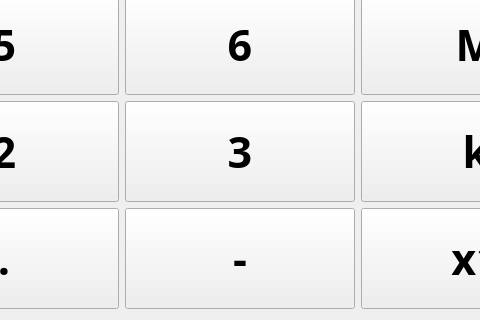
Before: the Qt Designer form Qt_GUI/freqWindow.ui in M0WUT/Microwave-SDR, drawn with Qt 5; both pictures show x 358 to 838 and y 220 to 540 of the 960 by 540 pixel window.
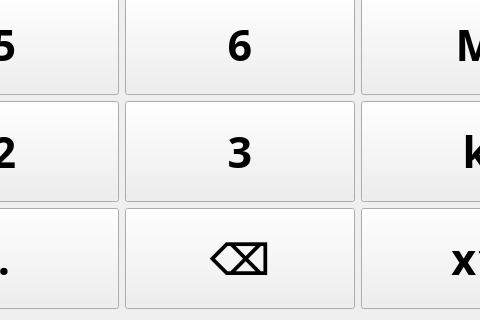
After: the same form once the commit is applied.

```diff
--- a/Qt_GUI/freqWindow.ui
+++ b/Qt_GUI/freqWindow.ui
@@ -257,7 +257,7 @@
         </font>
        </property>
        <property name="text">
-        <string>-</string>
+        <string>⌫</string>
        </property>
       </widget>
      </item>
```
Left out of the diff: 2 changed lines with no effect on the pictures.
